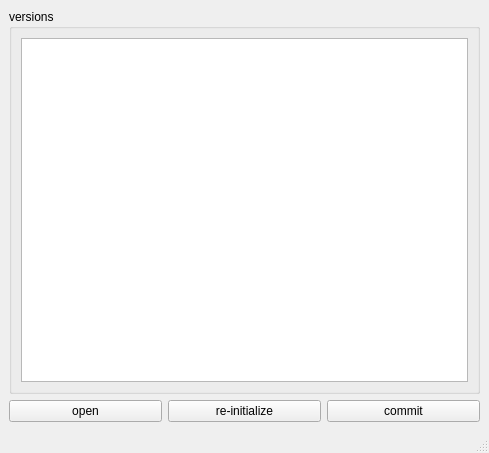
Qt form rbhusUI/lib/rbhusPipeVersionsMod.ui (aumanimationstudios/rbhus) before a commit.
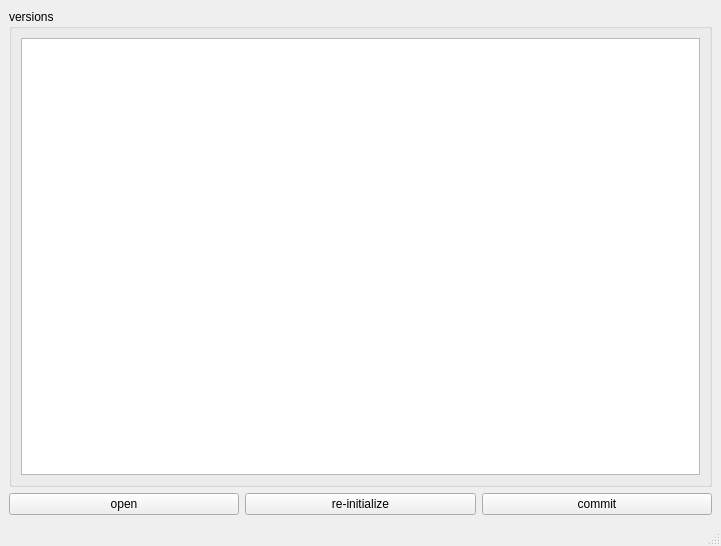
The same form after that commit.

Diff of the .ui file:
```diff
--- a/rbhusUI/lib/rbhusPipeVersionsMod.ui
+++ b/rbhusUI/lib/rbhusPipeVersionsMod.ui
@@ -6,8 +6,8 @@
    <rect>
     <x>0</x>
     <y>0</y>
-    <width>489</width>
-    <height>453</height>
+    <width>721</width>
+    <height>546</height>
    </rect>
   </property>
   <property name="windowTitle">
```
